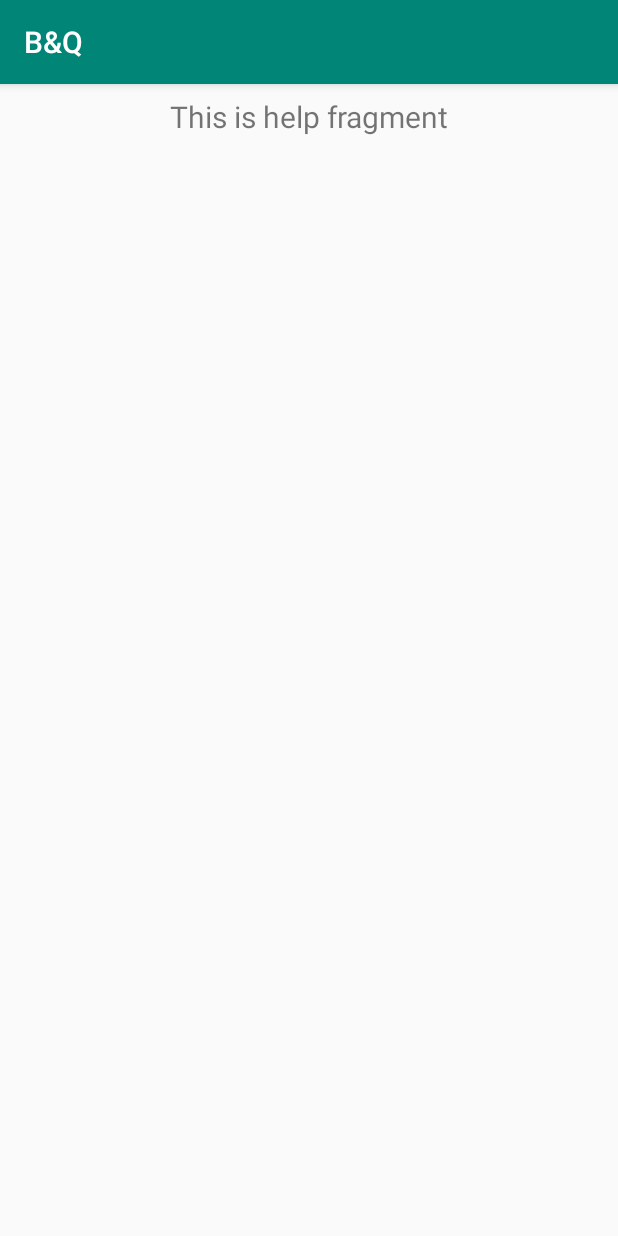
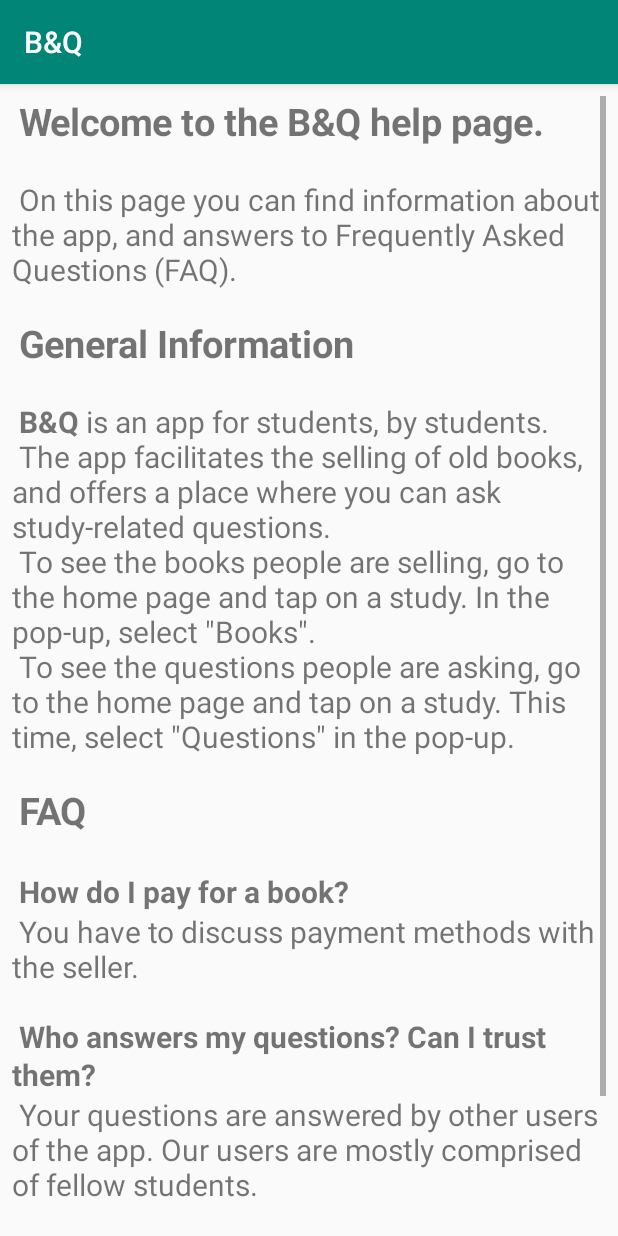
Before and after one commit to sujuka99/DBL_App-Development_Group_9, an Android app: the fragment HelpFragment shown on its own in the app's theme, on a phone screen of 412 x 824 dp. Run offline under Robolectric (Android 15) with nearby library versions, the phone set to English and light mode, and no system bars.

Commit message:
Help page: scrollable TextView. Landscape mode already works well without a separate fragment for it.

```diff
--- a/app/build.gradle
+++ b/app/build.gradle
@@ -30,6 +30,7 @@ dependencies {
     implementation 'androidx.lifecycle:lifecycle-extensions:2.0.0'
     implementation 'com.google.firebase:firebase-auth:16.0.5'
     implementation 'com.google.firebase:firebase-storage:16.0.4'
+    implementation 'com.google.firebase:firebase-database:16.0.4'
     testImplementation 'junit:junit:4.12'
     androidTestImplementation 'androidx.test.ext:junit:1.1.0'
     androidTestImplementation 'androidx.test.espresso:espresso-core:3.1.1'
--- a/app/src/main/java/com/example/bq/ui/help/HelpFragment.java
+++ b/app/src/main/java/com/example/bq/ui/help/HelpFragment.java
@@ -1,6 +1,7 @@
 package com.example.bq.ui.help;
 
 import android.os.Bundle;
+import android.text.method.ScrollingMovementMethod;
 import android.view.LayoutInflater;
 import android.view.View;
 import android.view.ViewGroup;
@@ -16,20 +17,21 @@ import com.example.bq.R;
 
 public class HelpFragment extends Fragment {
 
-    private HelpViewModel helpViewModel;
+    //private HelpViewModel helpViewModel;
 
     public View onCreateView(@NonNull LayoutInflater inflater,
                              ViewGroup container, Bundle savedInstanceState) {
-        helpViewModel =
-                ViewModelProviders.of(this).get(HelpViewModel.class);
+        /**helpViewModel =
+                ViewModelProviders.of(this).get(HelpViewModel.class);*/
         View root = inflater.inflate(R.layout.fragment_help, container, false);
         final TextView textView = root.findViewById(R.id.text_help);
-        helpViewModel.getText().observe(this, new Observer<String>() {
+        textView.setMovementMethod(new ScrollingMovementMethod());
+        /**helpViewModel.getText().observe(this, new Observer<String>() {
             @Override
             public void onChanged(@Nullable String s) {
                 textView.setText(s);
             }
-        });
+        });*/
         return root;
     }
 }
--- a/app/src/main/res/layout/fragment_help.xml
+++ b/app/src/main/res/layout/fragment_help.xml
@@ -11,7 +11,9 @@
         android:layout_marginStart="8dp"
         android:layout_marginTop="8dp"
         android:layout_marginEnd="8dp"
-        android:textAlignment="center"
+        android:scrollbars="vertical"
+        android:text="@string/help_content"
+        android:textAlignment="inherit"
         android:textSize="20sp"
         app:layout_constraintEnd_toEndOf="parent"
         app:layout_constraintStart_toStartOf="parent"
--- a/app/src/main/res/values/strings.xml
+++ b/app/src/main/res/values/strings.xml
@@ -9,7 +9,25 @@
 
     <string name="menu_home">Home</string>
     <string name="menu_myProfile">My Profile</string>
-    <string name="menu_help">help</string>
+    <string name="menu_help">Help</string>
     <string name="menu_logout">Log Out</string>
     <string name="menu_messages">Messages</string>
+
+    <string name="help_content">
+        <big><b>Welcome to the B&amp;Q help page.</b></big>\n\n
+        <p>On this page you can find information about the app, and answers to Frequently Asked Questions (FAQ).</p>\n\n
+        <big><b>General Information</b></big>\n\n
+        <p><b>B&amp;Q</b> is an app for students, by students.\n
+            The app facilitates the selling of old books, and offers a place where you can ask study-related questions.\n
+            To see the books people are selling, go to the home page and tap on a study. In the pop-up, select \"Books\".\n
+            To see the questions people are asking, go to the home page and tap on a study. This time, select \"Questions\" in the pop-up.</p>\n\n
+        <big><b>FAQ</b></big>\n\n
+        <p><b>How do I pay for a book?</b>\n
+            You have to discuss payment methods with the seller.\n\n
+            <b>Who answers my questions? Can I trust them?</b>\n
+            Your questions are answered by other users of the app. Our users are mostly comprised of fellow students.\n\n
+            <b>How can I report abuse?</b>\n
+            You can report users from their profile page. Reports are handled by administrators.\n\n
+        </p>
+    </string>
 </resources>
```
Also changed, not shown: 1009 other files.
